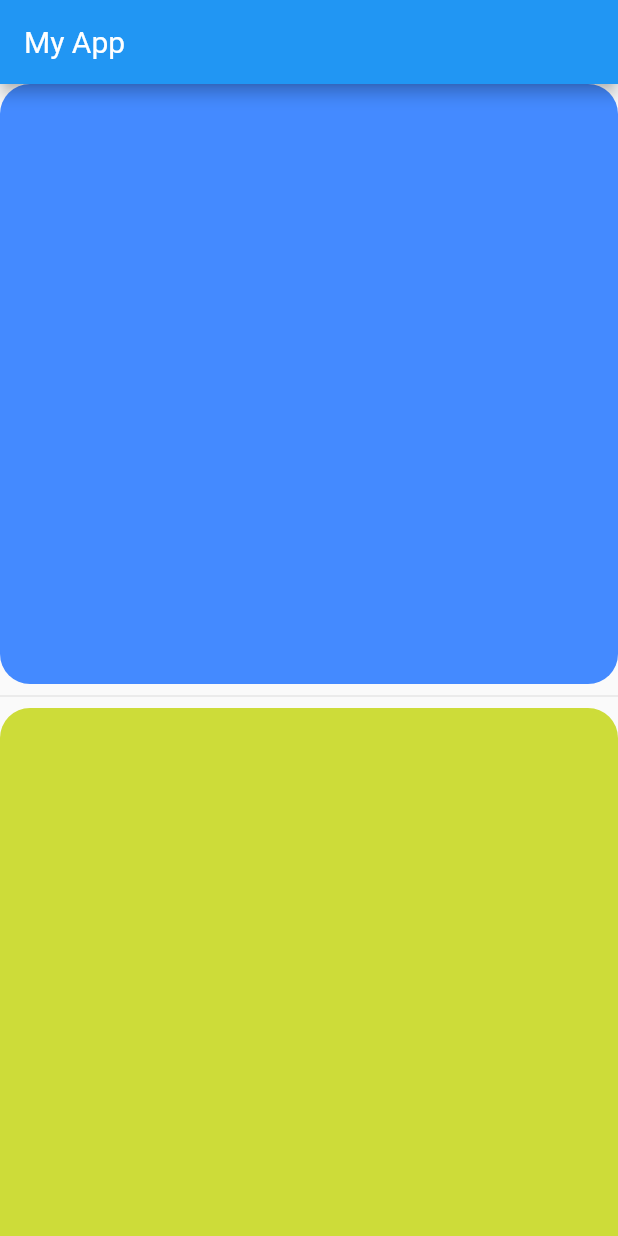
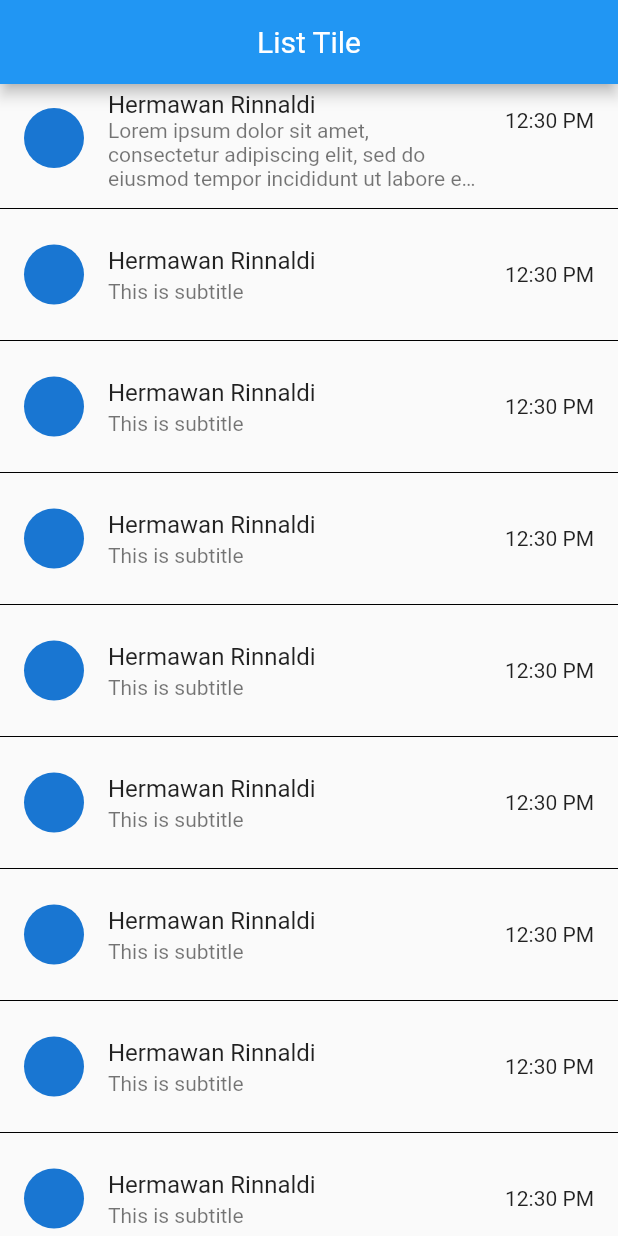
Before and after one commit to juragancode/flutter_application_1, a Flutter app: the screen it shows after launch, on a phone screen of 412 x 824 dp. Run offline on Flutter 3.47's test engine with Material 2 defaults, Android fonts, the phone set to English and light mode, and no system bars.

Commit message:
3. ListTile

```diff
--- a/lib/main.dart
+++ b/lib/main.dart
@@ -23,23 +23,103 @@ class MyApp extends StatelessWidget {
       debugShowCheckedModeBanner: false,
       home: Scaffold(
         appBar: AppBar(
-          title: Text("My App"),
+          centerTitle: true,
+          title: Text("List Tile"),
         ),
-        body: ListView.separated(
-          separatorBuilder: (context, index) {
-            return Divider();
-          },
-          itemCount: myColors.length,
-          itemBuilder: (context, index) {
-            return Container(
-              width: 400,
-              height: 400,
-              decoration: BoxDecoration(
-                borderRadius: BorderRadius.circular(20),
-                color: myColors[index],
+        body: ListView(
+          children: [
+            ListTile(
+              title: Text("Hermawan Rinnaldi"),
+              subtitle: Text(
+                "Lorem ipsum dolor sit amet, consectetur adipiscing elit, sed do eiusmod tempor incididunt ut labore et dolore magna aliqua. Ut enim ad minim veniam, quis nostrud exercitation ullamco laboris nisi ut aliquip ex ea commodo consequat. Duis aute irure dolor in reprehenderit in voluptate velit esse cillum dolore eu fugiat nulla pariatur. Excepteur sint occaecat cupidatat non proident, sunt in culpa qui officia deserunt mollit anim id est laborum.",
+                maxLines: 3,
+                overflow: TextOverflow.ellipsis,
               ),
-            );
-          },
+              leading: CircleAvatar(),
+              trailing: Text("12:30 PM"),
+            ),
+            Divider(
+              color: Colors.black,
+            ),
+            ListTile(
+              title: Text("Hermawan Rinnaldi"),
+              subtitle: Text("This is subtitle"),
+              leading: CircleAvatar(),
+              trailing: Text("12:30 PM"),
+            ),
+            Divider(
+              color: Colors.black,
+            ),
+            ListTile(
+              title: Text("Hermawan Rinnaldi"),
+              subtitle: Text("This is subtitle"),
+              leading: CircleAvatar(),
+              trailing: Text("12:30 PM"),
+            ),
+            Divider(
+              color: Colors.black,
+            ),
+            ListTile(
+              title: Text("Hermawan Rinnaldi"),
+              subtitle: Text("This is subtitle"),
+              leading: CircleAvatar(),
+              trailing: Text("12:30 PM"),
+            ),
+            Divider(
+              color: Colors.black,
+            ),
+            ListTile(
+              title: Text("Hermawan Rinnaldi"),
+              subtitle: Text("This is subtitle"),
+              leading: CircleAvatar(),
+              trailing: Text("12:30 PM"),
+            ),
+            Divider(
+              color: Colors.black,
+            ),
+            ListTile(
+              title: Text("Hermawan Rinnaldi"),
+              subtitle: Text("This is subtitle"),
+              leading: CircleAvatar(),
+              trailing: Text("12:30 PM"),
+            ),
+            Divider(
+              color: Colors.black,
+            ),
+            ListTile(
+              title: Text("Hermawan Rinnaldi"),
+              subtitle: Text("This is subtitle"),
+              leading: CircleAvatar(),
+              trailing: Text("12:30 PM"),
+            ),
+            Divider(
+              color: Colors.black,
+            ),
+            ListTile(
+              title: Text("Hermawan Rinnaldi"),
+              subtitle: Text("This is subtitle"),
+              leading: CircleAvatar(),
+              trailing: Text("12:30 PM"),
+            ),
+            Divider(
+              color: Colors.black,
+            ),
+            ListTile(
+              title: Text("Hermawan Rinnaldi"),
+              subtitle: Text("This is subtitle"),
+              leading: CircleAvatar(),
+              trailing: Text("12:30 PM"),
+            ),
+            Divider(
+              color: Colors.black,
+            ),
+            ListTile(
+              title: Text("Hermawan Rinnaldi"),
+              subtitle: Text("This is subtitle"),
+              leading: CircleAvatar(),
+              trailing: Text("12:30 PM"),
+            ),
+          ],
         ),
       ),
     );
```
